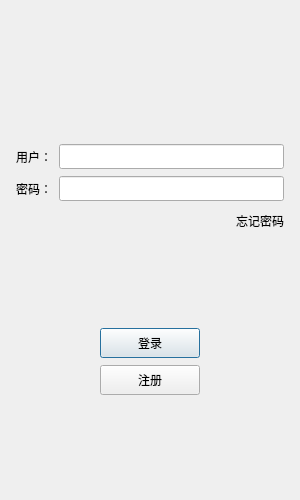
This is chat/client/widget/login_dialog.ui in 1115040131/pycstl as Qt 5 draws it before an edit. The edited form follows.
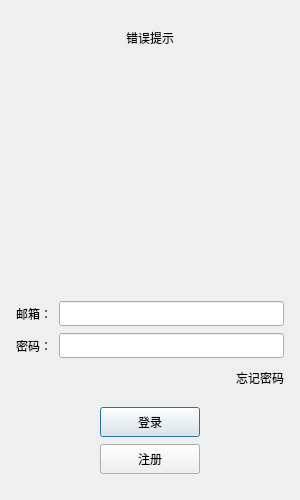
This is the edited form. Icons and pictures are not drawn. Custom widgets are drawn as their Qt base class.

Patch:
```diff
--- a/chat/client/widget/login_dialog.ui
+++ b/chat/client/widget/login_dialog.ui
@@ -43,11 +43,51 @@
      <property name="bottomMargin">
       <number>5</number>
      </property>
+     <item>
+      <widget class="QWidget" name="widget_2" native="true">
+       <layout class="QHBoxLayout" name="horizontalLayout_6">
+        <item>
+         <widget class="ErrTip" name="err_tip">
+          <property name="minimumSize">
+           <size>
+            <width>0</width>
+            <height>25</height>
+           </size>
+          </property>
+          <property name="maximumSize">
+           <size>
+            <width>16777215</width>
+            <height>25</height>
+           </size>
+          </property>
+          <property name="text">
+           <string>错误提示</string>
+          </property>
+          <property name="alignment">
+           <set>Qt::AlignCenter</set>
+          </property>
+         </widget>
+        </item>
+       </layout>
+      </widget>
+     </item>
      <item>
       <widget class="QWidget" name="widget" native="true">
        <layout class="QGridLayout" name="gridLayout">
         <item row="0" column="0">
-         <widget class="QLabel" name="label">
+         <widget class="QLabel" name="head_label">
+          <property name="minimumSize">
+           <size>
+            <width>200</width>
+            <height>200</height>
+           </size>
+          </property>
+          <property name="maximumSize">
+           <size>
+            <width>200</width>
+            <height>200</height>
+           </size>
+          </property>
           <property name="text">
            <string/>
           </property>
@@ -95,7 +135,7 @@
           </size>
          </property>
          <property name="text">
-          <string>用户：</string>
+          <string>邮箱：</string>
          </property>
         </widget>
        </item>
@@ -326,6 +366,11 @@
    <extends>QLabel</extends>
    <header>chat/client/util/clicked_label.h</header>
   </customwidget>
+  <customwidget>
+   <class>ErrTip</class>
+   <extends>QLabel</extends>
+   <header>chat/client/util/err_tip.h</header>
+  </customwidget>
  </customwidgets>
  <resources>
   <include location="../resource.qrc"/>
```
Left out of the diff: 11 changed lines with no effect on the pictures.
